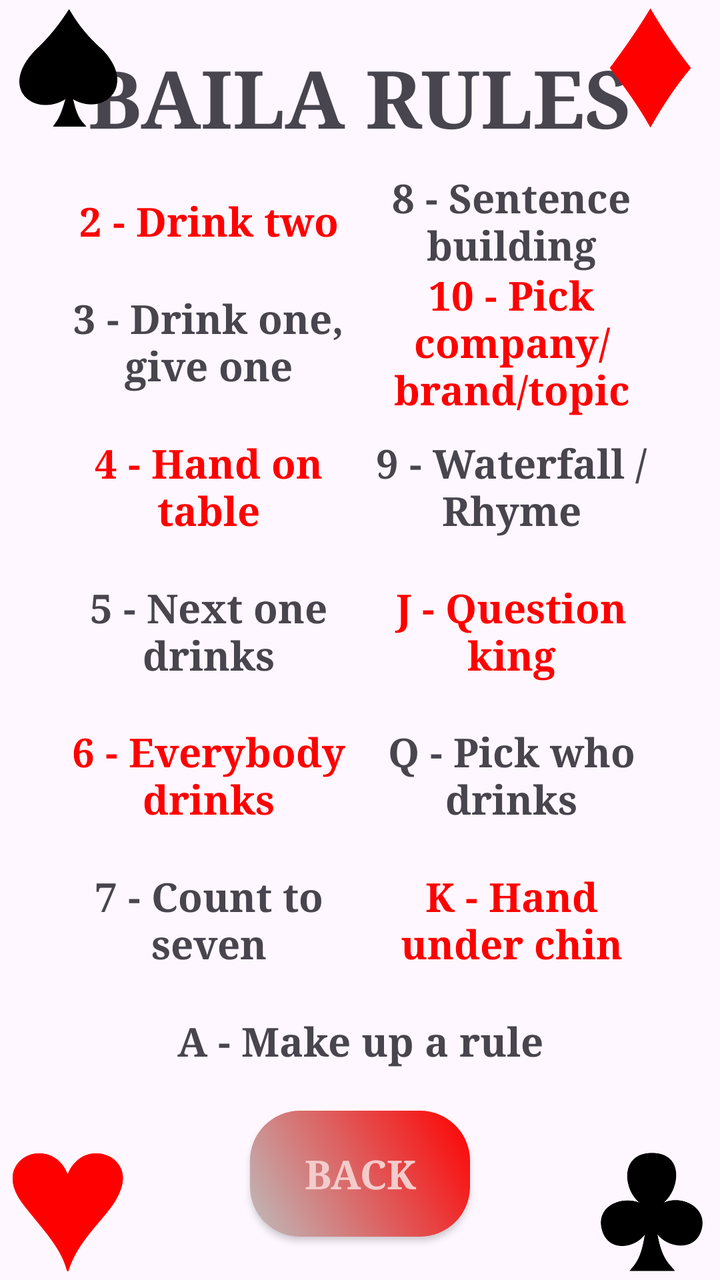
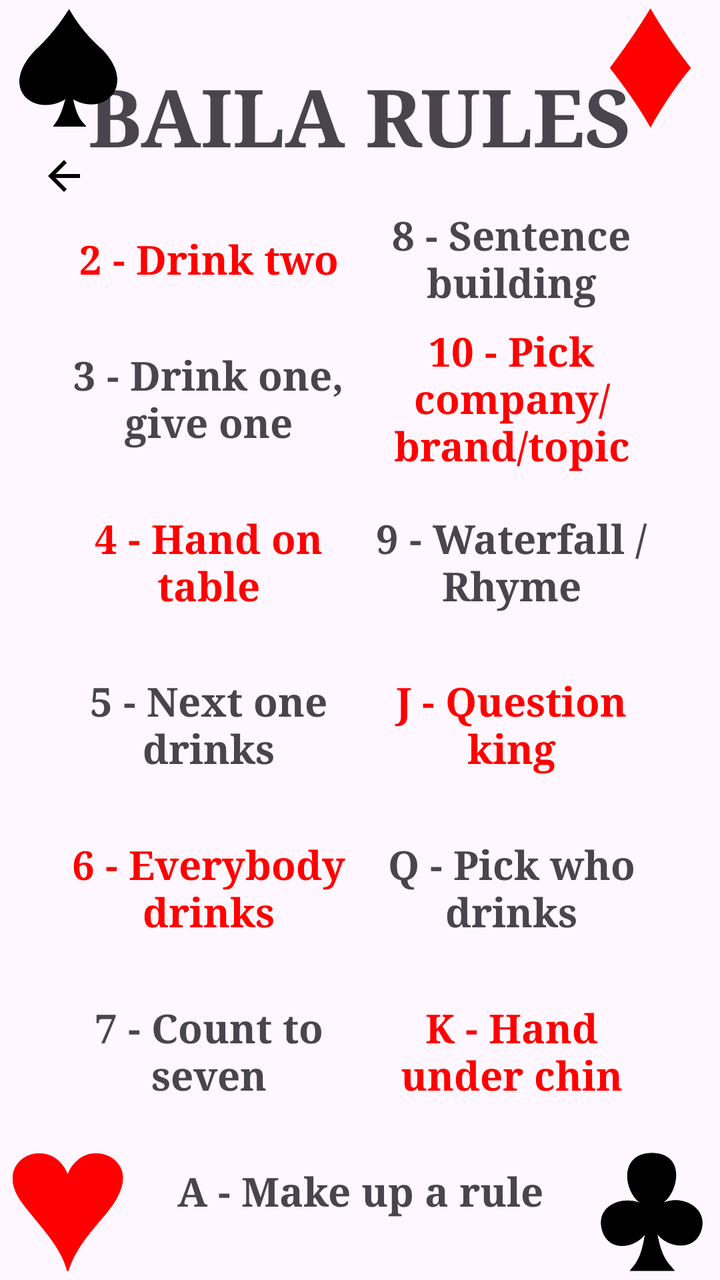

Two renders of the same Android screen: before a commit and after it. Below are the layout's source before the change and the commit's diff.
<!-- AndroidManifest.xml: application theme Theme.GameCollection -->
<!-- res/layout/activity_baila.xml -->
<?xml version="1.0" encoding="utf-8"?>
<androidx.constraintlayout.widget.ConstraintLayout xmlns:android="http://schemas.android.com/apk/res/android"
    xmlns:app="http://schemas.android.com/apk/res-auto"
    xmlns:tools="http://schemas.android.com/tools"
    android:id="@+id/main"
    android:layout_width="match_parent"
    android:layout_height="match_parent"
    tools:context=".baila.BailaActivity">

    <TextView
        android:id="@+id/textView13"
        android:layout_width="wrap_content"
        android:layout_height="wrap_content"
        android:fontFamily="serif"
        android:text="BAILA RULES"
        android:textSize="40sp"
        android:textStyle="bold"
        app:layout_constraintBottom_toTopOf="@+id/textView14"
        app:layout_constraintEnd_toEndOf="parent"
        app:layout_constraintHorizontal_bias="0.5"
        app:layout_constraintStart_toStartOf="parent"
        app:layout_constraintTop_toTopOf="parent" />

    <TextView
        android:id="@+id/textView14"
        android:layout_width="0dp"
        android:layout_height="wrap_content"
        android:fontFamily="serif"
        android:text="2 - Drink two"
        android:textAlignment="center"
        android:textColor="@color/redTextColour"
        android:textSize="20sp"
        android:textStyle="bold"

        app:layout_constraintBottom_toTopOf="@+id/textView16"
        app:layout_constraintEnd_toStartOf="@+id/guideline2"
        app:layout_constraintHorizontal_bias="0.5"
        app:layout_constraintStart_toStartOf="@+id/guideline"
        app:layout_constraintTop_toBottomOf="@+id/textView13" />

    <TextView
        android:id="@+id/textView16"
        android:layout_width="0dp"
        android:layout_height="wrap_content"
        android:fontFamily="serif"
        android:text="3 - Drink one, give one"
        android:textAlignment="center"
        android:textSize="20sp"
        android:textStyle="bold"
        app:layout_constraintBottom_toTopOf="@+id/textView17"
        app:layout_constraintEnd_toStartOf="@+id/guideline2"
        app:layout_constraintHorizontal_bias="0.5"
        app:layout_constraintStart_toStartOf="@+id/guideline"
        app:layout_constraintTop_toBottomOf="@+id/textView14" />

    <TextView
        android:id="@+id/textView17"
        android:layout_width="0dp"
        android:layout_height="wrap_content"
        android:fontFamily="serif"
        android:text="4 - Hand on table"
        android:textAlignment="center"
        android:textColor="@color/redTextColour"
        android:textSize="20sp"
        android:textStyle="bold"
        app:layout_constraintBottom_toTopOf="@+id/textView18"
        app:layout_constraintEnd_toStartOf="@+id/guideline2"
        app:layout_constraintHorizontal_bias="0.5"
        app:layout_constraintStart_toStartOf="@+id/guideline"
        app:layout_constraintTop_toBottomOf="@+id/textView16" />

    <TextView
        android:id="@+id/textView18"
        android:layout_width="0dp"
        android:layout_height="wrap_content"
        android:fontFamily="serif"
        android:text="5 - Next one drinks"
        android:textAlignment="center"
        android:textSize="20sp"
        android:textStyle="bold"
        app:layout_constraintBottom_toTopOf="@+id/textView19"
        app:layout_constraintEnd_toStartOf="@+id/guideline2"
        app:layout_constraintHorizontal_bias="0.5"
        app:layout_constraintStart_toStartOf="@+id/guideline"
        app:layout_constraintTop_toBottomOf="@+id/textView17" />

    <TextView
        android:id="@+id/textView19"
        android:layout_width="0dp"
        android:layout_height="wrap_content"
        android:fontFamily="serif"
        android:text="6 - Everybody drinks"
        android:textAlignment="center"
        android:textColor="@color/redTextColour"
        android:textSize="20sp"
        android:textStyle="bold"
        app:layout_constraintBottom_toTopOf="@+id/textView20"
        app:layout_constraintEnd_toStartOf="@+id/guideline2"
        app:layout_constraintHorizontal_bias="0.5"
        app:layout_constraintStart_toStartOf="@+id/guideline"
        app:layout_constraintTop_toBottomOf="@+id/textView18" />

    <TextView
        android:id="@+id/textView20"
        android:layout_width="0dp"
        android:layout_height="wrap_content"
        android:fontFamily="serif"
        android:text="7 - Count to seven"
        android:textAlignment="center"
        android:textSize="20sp"
        android:textStyle="bold"
        app:layout_constraintBottom_toTopOf="@+id/textView27"
        app:layout_constraintEnd_toStartOf="@+id/guideline2"
        app:layout_constraintHorizontal_bias="0.5"
        app:layout_constraintStart_toStartOf="@+id/guideline"
        app:layout_constraintTop_toBottomOf="@+id/textView19" />

    <TextView
        android:id="@+id/textView21"
        android:layout_width="0dp"
        android:layout_height="wrap_content"
        android:fontFamily="serif"
        android:text="8 - Sentence building"
        android:textAlignment="center"
        android:textSize="20sp"
        android:textStyle="bold"
        app:layout_constraintBottom_toBottomOf="@+id/textView14"
        app:layout_constraintEnd_toStartOf="@+id/guideline3"
        app:layout_constraintHorizontal_bias="1.0"
        app:layout_constraintStart_toStartOf="@+id/guideline2"
        app:layout_constraintTop_toTopOf="@+id/textView14" />

    <TextView
        android:id="@+id/textView22"
        android:layout_width="0dp"
        android:layout_height="wrap_content"
        android:fontFamily="serif"
        android:text="9 - Waterfall / Rhyme"
        android:textAlignment="center"
        android:textSize="20sp"
        android:textStyle="bold"
        app:layout_constraintBottom_toBottomOf="@+id/textView17"
        app:layout_constraintEnd_toStartOf="@+id/guideline3"
        app:layout_constraintHorizontal_bias="0.0"
        app:layout_constraintStart_toStartOf="@+id/guideline2"
        app:layout_constraintTop_toTopOf="@+id/textView17" />

    <TextView
        android:id="@+id/textView27"
        android:layout_width="0dp"
        android:layout_height="wrap_content"
        android:fontFamily="serif"
        android:text="A - Make up a rule"
        android:textAlignment="center"
        android:textSize="20sp"
        android:textStyle="bold"
        app:layout_constraintBottom_toTopOf="@+id/buttonBackFromBaila"
        app:layout_constraintEnd_toStartOf="@+id/guideline3"
        app:layout_constraintHorizontal_bias="0.5"
        app:layout_constraintStart_toStartOf="@+id/guideline"
        app:layout_constraintTop_toBottomOf="@+id/textView20" />

    <TextView
        android:id="@+id/textView26"
        android:layout_width="0dp"
        android:layout_height="wrap_content"
        android:fontFamily="serif"
        android:text="K - Hand under chin"
        android:textAlignment="center"
        android:textColor="@color/redTextColour"
        android:textSize="20sp"
        android:textStyle="bold"
        app:layout_constraintBottom_toBottomOf="@+id/textView20"
        app:layout_constraintEnd_toStartOf="@+id/guideline3"
        app:layout_constraintHorizontal_bias="0.0"
        app:layout_constraintStart_toStartOf="@+id/guideline2"
        app:layout_constraintTop_toTopOf="@+id/textView20" />

    <TextView
        android:id="@+id/textView24"
        android:layout_width="0dp"
        android:layout_height="wrap_content"
        android:fontFamily="serif"
        android:text="J - Question king"
        android:textAlignment="center"
        android:textColor="@color/redTextColour"
        android:textSize="20sp"
        android:textStyle="bold"
        app:layout_constraintBottom_toBottomOf="@+id/textView18"
        app:layout_constraintEnd_toStartOf="@+id/guideline3"
        app:layout_constraintHorizontal_bias="1.0"
        app:layout_constraintStart_toStartOf="@+id/guideline2"
        app:layout_constraintTop_toTopOf="@+id/textView18" />

    <TextView
        android:id="@+id/textView25"
        android:layout_width="0dp"
        android:layout_height="wrap_content"
        android:fontFamily="serif"
        android:text="Q - Pick who drinks"
        android:textAlignment="center"
        android:textSize="20sp"
        android:textStyle="bold"
        app:layout_constraintBottom_toBottomOf="@+id/textView19"
        app:layout_constraintEnd_toStartOf="@+id/guideline3"
        app:layout_constraintHorizontal_bias="0.0"
        app:layout_constraintStart_toStartOf="@+id/guideline2"
        app:layout_constraintTop_toTopOf="@+id/textView19" />

    <TextView
        android:id="@+id/textView23"
        android:layout_width="0dp"
        android:layout_height="wrap_content"
        android:fontFamily="serif"
        android:text="10 - Pick company/brand/topic"
        android:textAlignment="center"
        android:textColor="@color/redTextColour"
        android:textSize="20sp"
        android:textStyle="bold"
        app:layout_constraintBottom_toBottomOf="@+id/textView16"
        app:layout_constraintEnd_toStartOf="@+id/guideline3"
        app:layout_constraintHorizontal_bias="0.0"
        app:layout_constraintStart_toStartOf="@+id/guideline2"
        app:layout_constraintTop_toTopOf="@+id/textView16" />

    <androidx.appcompat.widget.AppCompatButton
        android:id="@+id/buttonBackFromBaila"
        android:layout_width="110dp"
        android:layout_height="63dp"
        android:background="@drawable/baila_button"
        android:fontFamily="serif"
        android:text="Back"
        android:textColor="@color/bailaButtonTextColour"
        android:textSize="20sp"
        android:textStyle="bold"
        app:layout_constraintBottom_toBottomOf="parent"
        app:layout_constraintEnd_toEndOf="parent"
        app:layout_constraintHorizontal_bias="0.5"
        app:layout_constraintStart_toStartOf="parent"
        app:layout_constraintTop_toBottomOf="@+id/textView27" />

    <androidx.constraintlayout.widget.Guideline
        android:id="@+id/guideline"
        android:layout_width="wrap_content"
        android:layout_height="wrap_content"
        android:orientation="vertical"
        app:layout_constraintGuide_percent="0.08" />

    <androidx.constraintlayout.widget.Guideline
        android:id="@+id/guideline2"
        android:layout_width="wrap_content"
        android:layout_height="wrap_content"
        android:orientation="vertical"
        app:layout_constraintGuide_percent="0.5" />

    <androidx.constraintlayout.widget.Guideline
        android:id="@+id/guideline3"
        android:layout_width="wrap_content"
        android:layout_height="wrap_content"
        android:orientation="vertical"
        app:layout_constraintGuide_percent="0.92" />

    <ImageView
        android:id="@+id/imageView"
        android:layout_width="60dp"
        android:layout_height="60dp"
        android:layout_marginEnd="4dp"
        android:layout_marginBottom="4dp"
        android:src="@drawable/clubs"
        app:layout_constraintBottom_toBottomOf="parent"
        app:layout_constraintEnd_toEndOf="parent" />

    <ImageView
        android:id="@+id/imageView2"
        android:layout_width="60dp"
        android:layout_height="60dp"
        android:layout_marginTop="4dp"
        android:layout_marginEnd="4dp"
        android:src="@drawable/diamonds"
        app:layout_constraintEnd_toEndOf="parent"
        app:layout_constraintTop_toTopOf="parent" />

    <ImageView
        android:id="@+id/imageView3"
        android:layout_width="60dp"
        android:layout_height="60dp"
        android:layout_marginStart="4dp"
        android:layout_marginBottom="4dp"
        android:src="@drawable/hearts"
        app:layout_constraintBottom_toBottomOf="parent"
        app:layout_constraintStart_toStartOf="parent" />

    <ImageView
        android:id="@+id/imageView4"
        android:layout_width="60dp"
        android:layout_height="60dp"
        android:layout_marginStart="4dp"
        android:layout_marginTop="4dp"
        android:src="@drawable/spades"
        app:layout_constraintStart_toStartOf="parent"
        app:layout_constraintTop_toTopOf="parent" />

</androidx.constraintlayout.widget.ConstraintLayout>
<!-- resources referenced by this layout -->
<resources>
  <color name="bailaButtonTextColour">#f4cbcb</color>
  <color name="redTextColour">#ff0000</color>
  <!-- drawable baila_button (drawable) -->
  <?xml version="1.0" encoding="utf-8"?>
  <shape xmlns:android="http://schemas.android.com/apk/res/android" android:shape="rectangle">
      <gradient
          android:angle="45"
          android:startColor="#BDBDBD"
          android:endColor="#ff0000"/>
      <corners android:radius="25dp" />
  </shape>
  <!-- drawable clubs: png bitmap (drawable, 8336 bytes) -->
  <!-- drawable diamonds: png bitmap (drawable, 7501 bytes) -->
  <!-- drawable hearts: png bitmap (drawable, 8800 bytes) -->
  <!-- drawable spades: png bitmap (drawable, 8051 bytes) -->
  <style name="Theme.GameCollection" parent="Base.Theme.GameCollection" />
  <style name="Base.Theme.GameCollection" parent="Theme.Material3.DayNight.NoActionBar">
          
          
      </style>
</resources>

<!-- the commit's change to res/layout/activity_baila.xml (unified diff, before → after) -->
@@ -154,7 +154,7 @@
         android:textAlignment="center"
         android:textSize="20sp"
         android:textStyle="bold"
-        app:layout_constraintBottom_toTopOf="@+id/buttonBackFromBaila"
+        app:layout_constraintBottom_toBottomOf="parent"
         app:layout_constraintEnd_toStartOf="@+id/guideline3"
         app:layout_constraintHorizontal_bias="0.5"
         app:layout_constraintStart_toStartOf="@+id/guideline"
@@ -222,22 +222,6 @@
         app:layout_constraintHorizontal_bias="0.0"
         app:layout_constraintStart_toStartOf="@+id/guideline2"
         app:layout_constraintTop_toTopOf="@+id/textView16" />
-
-    <androidx.appcompat.widget.AppCompatButton
-        android:id="@+id/buttonBackFromBaila"
-        android:layout_width="110dp"
-        android:layout_height="63dp"
-        android:background="@drawable/baila_button"
-        android:fontFamily="serif"
-        android:text="Back"
-        android:textColor="@color/bailaButtonTextColour"
-        android:textSize="20sp"
-        android:textStyle="bold"
-        app:layout_constraintBottom_toBottomOf="parent"
-        app:layout_constraintEnd_toEndOf="parent"
-        app:layout_constraintHorizontal_bias="0.5"
-        app:layout_constraintStart_toStartOf="parent"
-        app:layout_constraintTop_toBottomOf="@+id/textView27" />
 
     <androidx.constraintlayout.widget.Guideline
         android:id="@+id/guideline"
@@ -300,4 +284,17 @@
         app:layout_constraintStart_toStartOf="parent"
         app:layout_constraintTop_toTopOf="parent" />
 
+    <ImageButton
+        android:id="@+id/buttonBack"
+        android:layout_width="40dp"
+        android:layout_height="40dp"
+        android:layout_marginTop="4dp"
+        android:background="?attr/selectableItemBackgroundBorderless"
+        android:contentDescription="Back"
+        android:padding="8dp"
+        android:src="@drawable/arrow_back"
+        app:layout_constraintEnd_toEndOf="@+id/imageView4"
+        app:layout_constraintStart_toStartOf="parent"
+        app:layout_constraintTop_toBottomOf="@+id/imageView4" />
+
 </androidx.constraintlayout.widget.ConstraintLayout>
<!-- resource entries referenced after the edit -->
@@ -1,16 +1,12 @@
 <!-- resources referenced by this layout -->
 <resources>
-  <color name="bailaButtonTextColour">#f4cbcb</color>
   <color name="redTextColour">#ff0000</color>
-  <!-- drawable baila_button (drawable) -->
-  <?xml version="1.0" encoding="utf-8"?>
-  <shape xmlns:android="http://schemas.android.com/apk/res/android" android:shape="rectangle">
-      <gradient
-          android:angle="45"
-          android:startColor="#BDBDBD"
-          android:endColor="#ff0000"/>
-      <corners android:radius="25dp" />
-  </shape>
+  <!-- drawable arrow_back (drawable) -->
+  <vector xmlns:android="http://schemas.android.com/apk/res/android" android:autoMirrored="true" android:height="24dp" android:tint="#000000" android:viewportHeight="24" android:viewportWidth="24" android:width="24dp">
+        
+      <path android:fillColor="@android:color/white" android:pathData="M20,11H7.83l5.59,-5.59L12,4l-8,8 8,8 1.41,-1.41L7.83,13H20v-2z"/>
+      
+  </vector>
   <!-- drawable clubs: png bitmap (drawable, 8336 bytes) -->
   <!-- drawable diamonds: png bitmap (drawable, 7501 bytes) -->
   <!-- drawable hearts: png bitmap (drawable, 8800 bytes) -->
